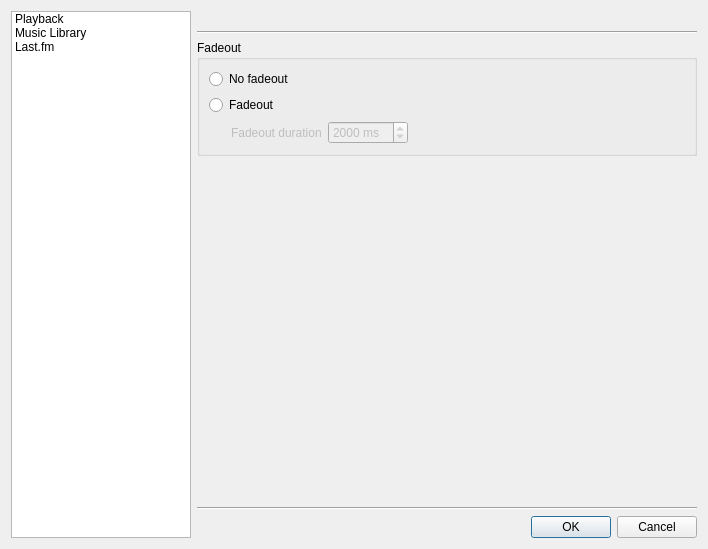
First picture: the form in src/settingsdialog.ui, repository clementine-player/Clementine, before the edit.
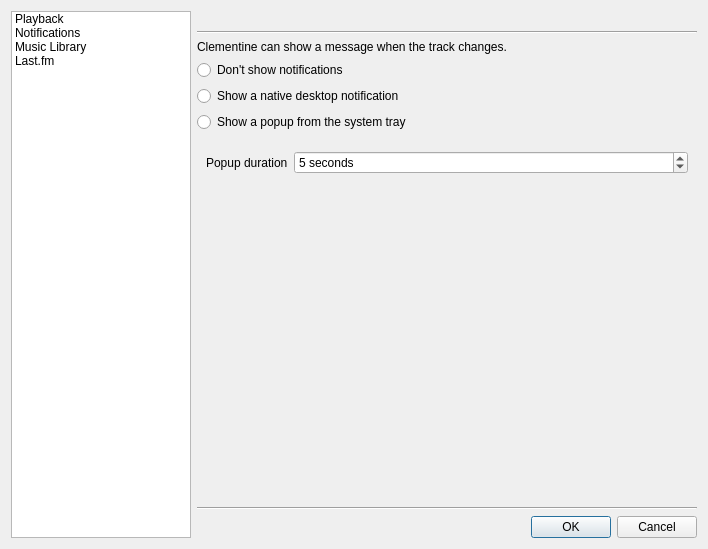
Second picture: the form after the edit. Icons and pictures are not drawn. Custom widgets are drawn as their Qt base class.

Commit message: Notifications settings

What changed in the file:
```diff
--- a/src/settingsdialog.ui
+++ b/src/settingsdialog.ui
@@ -55,6 +55,15 @@
         <normaloff>:/media-playback-start-32.png</normaloff>:/media-playback-start-32.png</iconset>
       </property>
      </item>
+     <item>
+      <property name="text">
+       <string>Notifications</string>
+      </property>
+      <property name="icon">
+       <iconset>
+        <normaloff>:/lightbulb.png</normaloff>:/lightbulb.png</iconset>
+      </property>
+     </item>
      <item>
       <property name="text">
        <string>Music Library</string>
@@ -90,7 +99,7 @@
      <item>
       <widget class="QStackedWidget" name="stackedWidget">
        <property name="currentIndex">
-        <number>0</number>
+        <number>1</number>
        </property>
        <widget class="QWidget" name="page">
         <layout class="QVBoxLayout" name="verticalLayout_2">
@@ -186,6 +195,99 @@
         <zorder>groupBox</zorder>
         <zorder>verticalSpacer</zorder>
        </widget>
+       <widget class="QWidget" name="page_4">
+        <layout class="QVBoxLayout" name="verticalLayout_4">
+         <property name="margin">
+          <number>0</number>
+         </property>
+         <item>
+          <widget class="QLabel" name="label_2">
+           <property name="text">
+            <string>Clementine can show a message when the track changes.</string>
+           </property>
+          </widget>
+         </item>
+         <item>
+          <widget class="QRadioButton" name="notifications_none">
+           <property name="text">
+            <string>Don't show notifications</string>
+           </property>
+          </widget>
+         </item>
+         <item>
+          <widget class="QRadioButton" name="notifications_native">
+           <property name="text">
+            <string>Show a native desktop notification</string>
+           </property>
+          </widget>
+         </item>
+         <item>
+          <widget class="QRadioButton" name="notifications_tray">
+           <property name="text">
+            <string>Show a popup from the system tray</string>
+           </property>
+          </widget>
+         </item>
+         <item>
+          <spacer name="verticalSpacer_2">
+           <property name="orientation">
+            <enum>Qt::Vertical</enum>
+           </property>
+           <property name="sizeType">
+            <enum>QSizePolicy::Fixed</enum>
+           </property>
+           <property name="sizeHint" stdset="0">
+            <size>
+             <width>20</width>
+             <height>4</height>
+            </size>
+           </property>
+          </spacer>
+         </item>
+         <item>
+          <widget class="QWidget" name="notifications_options" native="true">
+           <layout class="QFormLayout" name="formLayout">
+            <item row="0" column="0">
+             <widget class="QLabel" name="label_3">
+              <property name="text">
+               <string>Popup duration</string>
+              </property>
+             </widget>
+            </item>
+            <item row="0" column="1">
+             <widget class="QSpinBox" name="notifications_duration">
+              <property name="suffix">
+               <string> seconds</string>
+              </property>
+              <property name="minimum">
+               <number>1</number>
+              </property>
+              <property name="maximum">
+               <number>20</number>
+              </property>
+              <property name="value">
+               <number>5</number>
+              </property>
+             </widget>
+            </item>
+           </layout>
+          </widget>
+         </item>
+         <item>
+          <spacer name="verticalSpacer_3">
+           <property name="orientation">
+            <enum>Qt::Vertical</enum>
+           </property>
+           <property name="sizeHint" stdset="0">
+            <size>
+             <width>20</width>
+             <height>286</height>
+            </size>
+           </property>
+          </spacer>
+         </item>
+        </layout>
+       </widget>
        <widget class="QWidget" name="page_2">
         <layout class="QHBoxLayout" name="horizontalLayout_3">
          <property name="margin">
```
Left out of the diff: 10 changed lines with no effect on the pictures. The commit also changes 9 other files.
